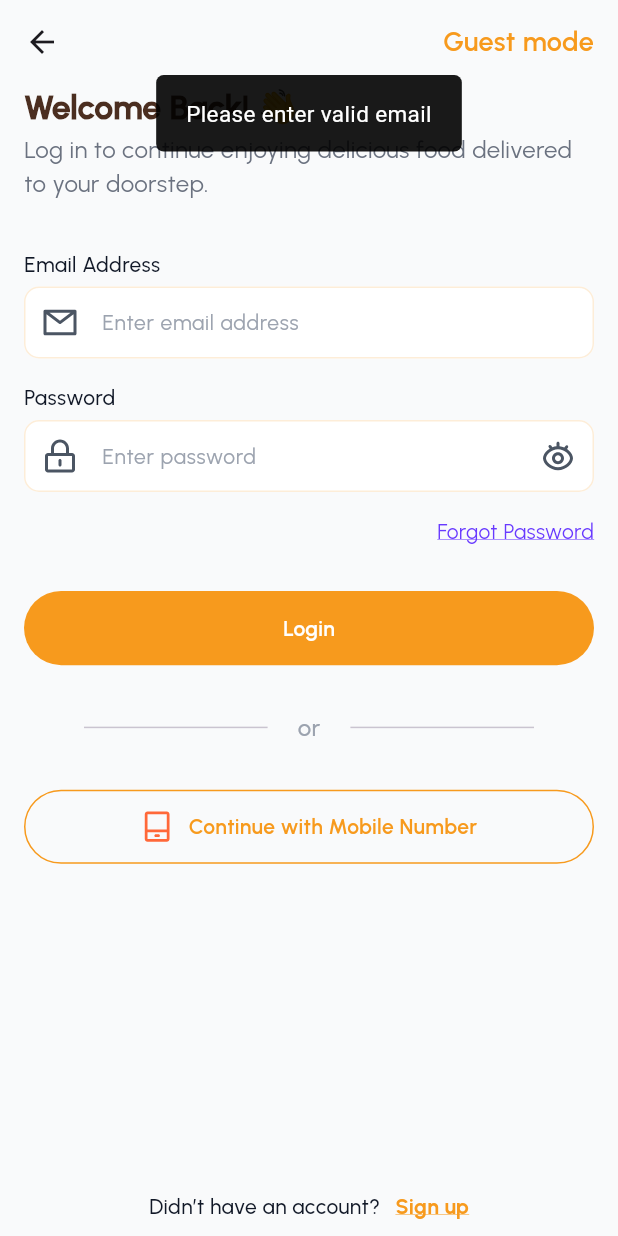
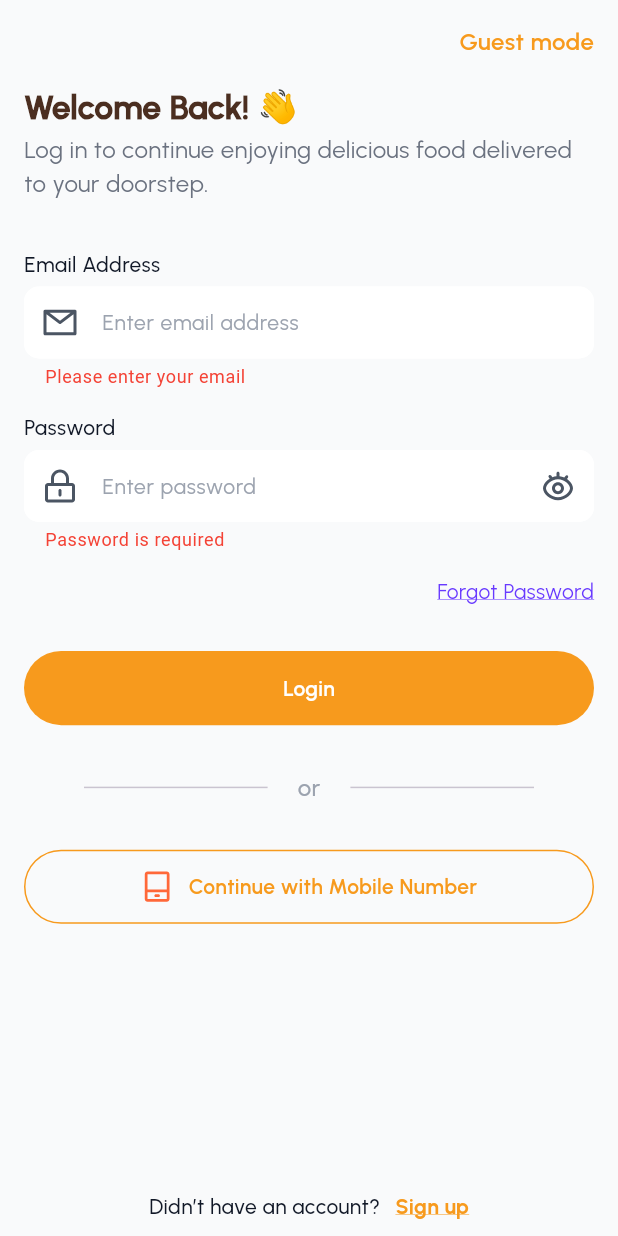
Before and after one commit to StyneMan/FastBuy-User, a Flutter app: the LoginScreen screen opened directly, after a tap on "Login", on a phone screen of 412 x 824 dp. Run offline on Flutter 3.47's test engine with Material 3 defaults, Android fonts, the light colour scheme and no system bars; our stand-ins replace badges, cached_network_image, cloud_firestore, country_code_picker, dotted_border, firebase_auth and 27 more; missing offline and left inert: bottom_picker, firebase_app_check, flutter_osm_plugin, flutter_paypal_native, flutter_polyline_points, flutter_stripe and 8 more; accounts and stored records are empty.

Commit message:
new commit

```diff
--- a/lib/app/auth_screen/login_screen.dart
+++ b/lib/app/auth_screen/login_screen.dart
@@ -21,7 +21,9 @@ import 'package:get/get.dart';
 import 'package:provider/provider.dart';
 
 class LoginScreen extends StatelessWidget {
-  const LoginScreen({super.key});
+  LoginScreen({super.key});
+
+  var formkey = GlobalKey<FormState>();
 
   @override
   Widget build(BuildContext context) {
@@ -58,7 +60,7 @@ class LoginScreen extends StatelessWidget {
                         color: themeChange.getThem()
                             ? AppThemeData.primary300
                             : AppThemeData.primary300,
-                        fontSize: 18,
+                        fontSize: 16,
                         fontFamily: AppThemeData.semiBold,
                       ),
                     ),
@@ -69,6 +71,8 @@ class LoginScreen extends StatelessWidget {
             body: Padding(
               padding: const EdgeInsets.symmetric(horizontal: 16),
               child: SingleChildScrollView(
+                child: Form(
+                  key: formkey,
                   child: Column(
                     crossAxisAlignment: CrossAxisAlignment.start,
                     children: [
@@ -101,6 +105,16 @@ class LoginScreen extends StatelessWidget {
                         title: 'Email Address'.tr,
                         controller: controller.emailEditingController.value,
                         hintText: 'Enter email address'.tr,
+                        validator: (value) {
+                          if (value == null || value.isEmpty) {
+                            return 'Please enter your email';
+                          }
+                          if (!RegExp(r'^[\w-]+(\.[\w-]+)*@[\w-]+(\.[\w-]+)+$')
+                              .hasMatch(value)) {
+                            return 'Enter a valid email address';
+                          }
+                          return null;
+                        },
                         prefix: Padding(
                           padding: const EdgeInsets.all(12),
                           child: SvgPicture.asset(
@@ -119,6 +133,12 @@ class LoginScreen extends StatelessWidget {
                         controller: controller.passwordEditingController.value,
                         hintText: 'Enter password'.tr,
                         obscureText: controller.passwordVisible.value,
+                        validator: (value) {
+                          if (value.toString().isEmpty) {
+                            return "Password is required";
+                          }
+                          return null;
+                        },
                         prefix: Padding(
                           padding: const EdgeInsets.all(12),
                           child: SvgPicture.asset(
@@ -156,7 +176,8 @@ class LoginScreen extends StatelessWidget {
                                           : AppThemeData.grey600,
                                       BlendMode.srcIn,
                                     ),
-                                  )),
+                                  ),
+                          ),
                         ),
                       ),
                       Align(
@@ -174,7 +195,8 @@ class LoginScreen extends StatelessWidget {
                                   ? AppThemeData.secondary300
                                   : AppThemeData.secondary300,
                               fontSize: 14,
-                              fontFamily: AppThemeData.regular),
+                              fontFamily: AppThemeData.regular,
+                            ),
                           ),
                         ),
                       ),
@@ -186,15 +208,7 @@ class LoginScreen extends StatelessWidget {
                         color: AppThemeData.primary300,
                         textColor: AppThemeData.grey50,
                         onPress: () async {
-                        if (controller
-                            .emailEditingController.value.text.isEmpty) {
-                          ShowToastDialog.showToast(
-                              "Please enter valid email".tr);
-                        } else if (controller
-                            .passwordEditingController.value.text.isEmpty) {
-                          ShowToastDialog.showToast(
-                              "Please enter valid password".tr);
-                        } else {
+                          if (formkey.currentState!.validate()) {
                             controller.loginWithEmailAndPassword();
                           }
                         },
@@ -234,6 +248,7 @@ class LoginScreen extends StatelessWidget {
                         },
                       ),
                     ],
+                  ),
                 ),
               ),
             ),
--- a/lib/app/dine_in_screeen/dine_in_screen.dart
+++ b/lib/app/dine_in_screeen/dine_in_screen.dart
@@ -118,7 +118,7 @@ class DineInScreen extends StatelessWidget {
                               ),
                               Text(
                                 "No Restaurants Found in Your Area".tr,
-                                style: TextStyle(color: themeChange.getThem() ? AppThemeData.grey100 : AppThemeData.grey800, fontSize: 22, fontFamily: AppThemeData.semiBold),
+                                style: TextStyle(color: themeChange.getThem() ? AppThemeData.grey100 : AppThemeData.primary500, fontSize: 22, fontFamily: AppThemeData.semiBold),
                               ),
                               const SizedBox(
                                 height: 5,
--- a/lib/app/favourite_screens/favourite_screen.dart
+++ b/lib/app/favourite_screens/favourite_screen.dart
@@ -74,7 +74,7 @@ class FavouriteScreen extends StatelessWidget {
                                         Text(
                                           "Please Log In to Continue".tr,
                                           style:
-                                              TextStyle(color: themeChange.getThem() ? AppThemeData.grey100 : AppThemeData.grey800, fontSize: 22, fontFamily: AppThemeData.semiBold),
+                                              TextStyle(color: themeChange.getThem() ? AppThemeData.grey100 : AppThemeData.grey800, fontSize: 22, fontFamily: AppThemeData.semiBold,),
                                         ),
                                         const SizedBox(
                                           height: 5,
@@ -82,7 +82,7 @@ class FavouriteScreen extends StatelessWidget {
                                         Text(
                                           "You’re not logged in. Please sign in to access your account and explore all features.".tr,
                                           textAlign: TextAlign.center,
-                                          style: TextStyle(color: themeChange.getThem() ? AppThemeData.grey50 : AppThemeData.grey500, fontSize: 16, fontFamily: AppThemeData.bold),
+                                          style: TextStyle(color: themeChange.getThem() ? AppThemeData.grey50 : AppThemeData.grey500, fontSize: 16, fontFamily: AppThemeData.bold,),
                                         ),
                                         const SizedBox(
                                           height: 20,
@@ -94,7 +94,7 @@ class FavouriteScreen extends StatelessWidget {
                                           color: AppThemeData.primary300,
                                           textColor: AppThemeData.grey50,
                                           onPress: () async {
-                                            Get.offAll(const LoginScreen());
+                                            Get.offAll(LoginScreen());
                                           },
                                         ),
                                       ],
--- a/lib/app/home_screen/home_screen_two.dart
+++ b/lib/app/home_screen/home_screen_two.dart
@@ -155,7 +155,7 @@ class HomeScreenTwo extends StatelessWidget {
                                           Constant.userModel == null
                                               ? InkWell(
                                                   onTap: () {
-                                                    Get.offAll(const LoginScreen());
+                                                    Get.offAll(LoginScreen());
                                                   },
                                                   child: Text(
                                                     "Login".tr,
--- a/lib/app/on_boarding_screen.dart
+++ b/lib/app/on_boarding_screen.dart
@@ -116,7 +116,7 @@ class OnBoardingScreen extends StatelessWidget {
                             if (controller.selectedPageIndex.value == 2) {
                               Preferences.setBoolean(
                                   Preferences.isFinishOnBoardingKey, true);
-                              Get.offAll(const LoginScreen());
+                              Get.offAll(LoginScreen());
                             } else {
                               controller.pageController.jumpToPage(
                                   controller.selectedPageIndex.value + 1);
--- a/lib/app/order_list_screen/order_screen.dart
+++ b/lib/app/order_list_screen/order_screen.dart
@@ -66,7 +66,7 @@ class OrderScreen extends StatelessWidget {
                                 color: AppThemeData.primary300,
                                 textColor: AppThemeData.grey50,
                                 onPress: () async {
-                                  Get.offAll(const LoginScreen());
+                                  Get.offAll(LoginScreen());
                                 },
                               ),
                             ],
--- a/lib/app/wallet_screen/wallet_screen.dart
+++ b/lib/app/wallet_screen/wallet_screen.dart
@@ -63,7 +63,7 @@ class WalletScreen extends StatelessWidget {
                               color: AppThemeData.primary300,
                               textColor: AppThemeData.grey50,
                               onPress: () async {
-                                Get.offAll(const LoginScreen());
+                                Get.offAll(LoginScreen());
                               },
                             ),
                           ],
--- a/lib/controllers/otp_controller.dart
+++ b/lib/controllers/otp_controller.dart
@@ -37,6 +37,8 @@ class OtpController extends GetxController {
       isLoading.value = false;
       ShowToastDialog.showToast("OTP sent");
     });
+
+    isLoading.value = false;
     // await FirebaseAuth.instance.verifyPhoneNumber(
     //   phoneNumber: countryCode.value + phoneNumber.value,
     //   verificationCompleted: (PhoneAuthCredential credential) {},
```
Also changed, not shown: lib/app/auth_screen/otp_screen.dart (+13 -7 lines), lib/app/auth_screen/signup_screen.dart (+50 -10 lines), lib/app/home_screen/home_screen.dart (+7 -6 lines), lib/app/profile_screen/profile_screen.dart (+8 -8 lines), lib/controllers/login_controller.dart (+49 -44 lines), lib/controllers/signup_controller.dart (+10 -103 lines), lib/controllers/splash_controller.dart (+15 -8 lines), 1 other file. Lines whose indentation alone changed are shown as unchanged.
